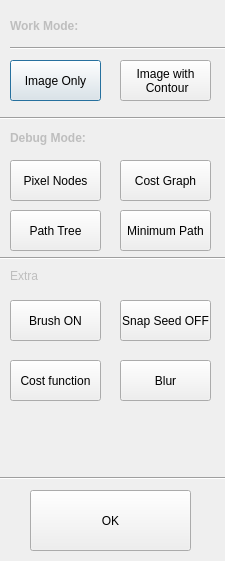
The window that p1/scissor_diag.ui (boliu68/CV_HW) describes before a commit, drawn with Qt 5.
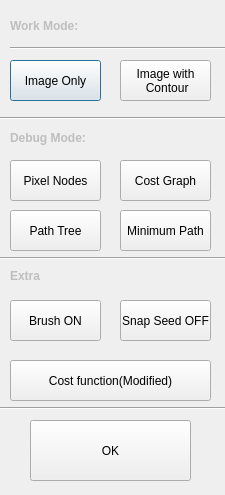
The same window after the commit.

Commit message: Final Version before Cost function modification

```diff
--- a/p1/scissor_diag.ui
+++ b/p1/scissor_diag.ui
@@ -10,7 +10,7 @@
     <x>0</x>
     <y>0</y>
     <width>225</width>
-    <height>561</height>
+    <height>495</height>
    </rect>
   </property>
   <property name="windowTitle">
@@ -130,7 +130,7 @@
    <property name="geometry">
     <rect>
      <x>30</x>
-     <y>490</y>
+     <y>420</y>
      <width>161</width>
      <height>61</height>
     </rect>
@@ -195,7 +195,7 @@
    <property name="geometry">
     <rect>
      <x>0</x>
-     <y>470</y>
+     <y>400</y>
      <width>251</width>
      <height>16</height>
     </rect>
@@ -216,6 +216,12 @@
      <height>12</height>
     </rect>
    </property>
+   <property name="font">
+    <font>
+     <weight>75</weight>
+     <bold>true</bold>
+    </font>
+   </property>
    <property name="text">
     <string>Extra</string>
    </property>
@@ -251,25 +257,12 @@
     <rect>
      <x>10</x>
      <y>360</y>
-     <width>91</width>
+     <width>201</width>
      <height>41</height>
     </rect>
    </property>
    <property name="text">
-    <string>Cost function</string>
-   </property>
-  </widget>
-  <widget class="QPushButton" name="sc_Blur">
-   <property name="geometry">
-    <rect>
-     <x>120</x>
-     <y>360</y>
-     <width>91</width>
-     <height>41</height>
-    </rect>
-   </property>
-   <property name="text">
-    <string>Blur</string>
+    <string>Cost function(Modified)</string>
    </property>
   </widget>
  </widget>
```
Left out of the diff: 16 changed lines with no effect on the pictures. The commit also changes 16 other files.
